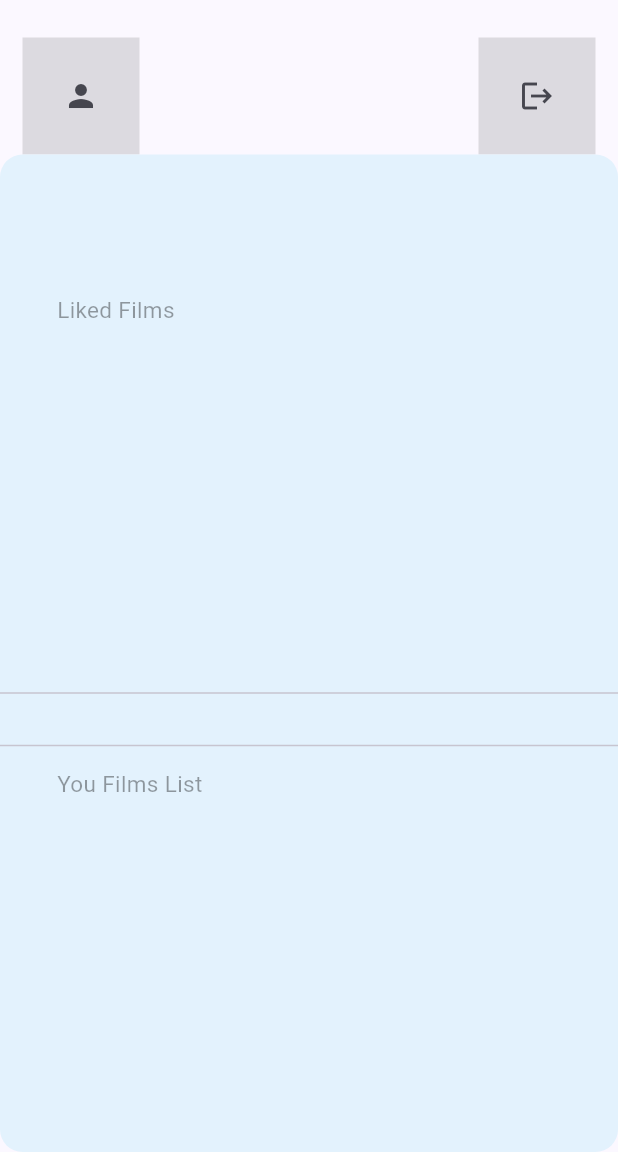
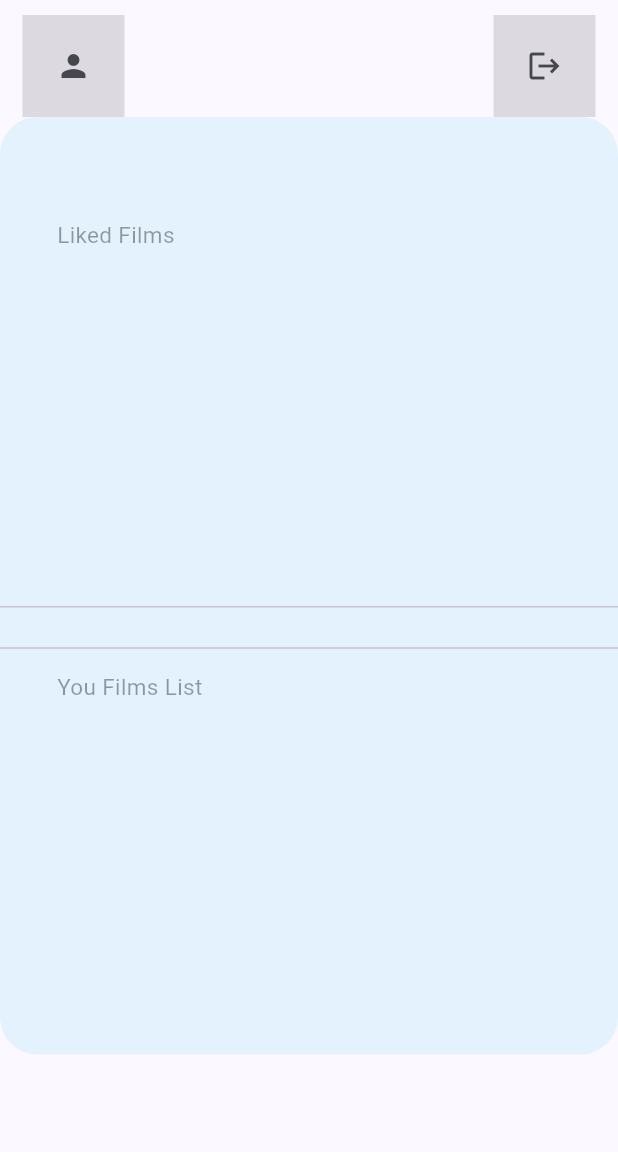
Before and after one commit to ScheznikL/film_catalog_bloc, a Flutter app: the UserCabinetPage screen opened by its route, after a tap on the "person" icon, on a phone screen of 412 x 824 dp, the part 84-1236 px from its top. Run offline on Flutter 3.47's test engine with Material 3 defaults, Android fonts, the phone set to English and light mode, and no system bars; our stand-ins replace bloc, bloc_concurrency, cached_network_image, equatable, flutter_bloc, formz and 3 more; accounts and stored records are empty; generated files the repository leaves out were written again; network calls fail; Roboto replaces fonts that are missing (Tw Cen MT).

Commit message:
cabinet changes

```diff
--- a/lib/authentication/bloc/authentication_bloc.dart
+++ b/lib/authentication/bloc/authentication_bloc.dart
@@ -109,6 +109,4 @@ class AuthenticationBloc
     }
   }
 
-
-
 }
--- a/lib/film_details/view/film_details_page.dart
+++ b/lib/film_details/view/film_details_page.dart
@@ -173,7 +173,7 @@ class FilmDetailsWidget extends StatelessWidget {
               CreditsSection(
                 credits: film!.credits,
               ),
-              FeedbackButtons(film: film ?? const Film.empty()),
+              FeedbackButtons(film: film ?? const FilmDetails.empty()),
               ListFilmDetailsPages(similar: film!.similar),
             ],
           ),
@@ -268,7 +268,7 @@ class ListFilmDetailsPages extends StatelessWidget {
 class FeedbackButtons extends StatelessWidget {
   const FeedbackButtons({super.key, required this.film});
 
-  final Film film;
+  final FilmDetails film;
 
   @override
   Widget build(BuildContext context) {
@@ -383,7 +383,7 @@ class FeedbackButtons extends StatelessWidget {
                         onPressed: () {
                           context.read<FilmShareBloc>().add(ShareFilm(
                               title: film.title!,
-                              videoUrl: film.video! ? film.backdropPath : ""));
+                              videoUrl: film.filmVideo?.trailerUrl ?? ""));
                         },
                         style: ButtonStyle(
                           foregroundColor: MaterialStateProperty.resolveWith(
--- a/lib/film_manager/bloc/film_bloc.dart
+++ b/lib/film_manager/bloc/film_bloc.dart
@@ -11,52 +11,26 @@ part 'film_event.dart';
 part 'film_state.dart';
 
 class FilmBloc extends Bloc<FilmEvent, FilmState> {
-  FilmBloc({
-    required FilmAPIRepository filmAPIRepository/*,
-    required Film filmRepository*/
-}) : _filmAPIRepository = filmAPIRepository,
-    // _filmRepository = filmRepository,
-     super(FilmState(status: APIStatus.unknown))
-  {
-    int _page = 1;
+  FilmBloc({required FilmAPIRepository filmAPIRepository})
+      : _filmAPIRepository = filmAPIRepository,
+        super(FilmState(status: APIStatus.unknown)) {
     on<FilmsStatusChanged>(_onFilmsStatusChanged);
-   // on<_FetchPopularFilms>(_onAuthenticationLogoutRequested);
   }
   @override
   Future<void> close() {
     _filmApiStatusSubscription.cancel();
     return super.close();
   }
+
   final FilmAPIRepository _filmAPIRepository;
-  //final Film _filmRepository;
   late StreamSubscription<APIStatus> _filmApiStatusSubscription;
 
-  /*Future<List<FilmRepository>> _onFetchPopularFilms( _Fetch event,
-      Emitter<APIStatus> emit,){
-
-  }*/
-  /**Example
-  FutureOr<void> _onAllPopularMoviesFeteched(
-      AllPopularMoviesFetched event,
-      Emitter<PopularMoviesState> emit,
-      ) async {
-    emit(state.copyWith(status: RequestStatus.loading));
-    final result = await getAllPopularMoviesUsecase(_page);
-    result.fold(
-          (failure) => emit(state.copyWith(status: RequestStatus.error)),
-          (movies) {
-        _page++;
-        emit(state.copyWith(status: RequestStatus.loaded, movies: movies));
-      },
-    );
-  }
-  */
- int _page = 0;
+  int _page = 0;
 
   Future<void> _onFilmsStatusChanged(
-      FilmsStatusChanged event,
-      Emitter<FilmState> emit,
-      ) async {
+    FilmsStatusChanged event,
+    Emitter<FilmState> emit,
+  ) async {
     switch (event.status) {
       case APIStatus.empty:
         return emit(state.copyWith(status: APIStatus.empty));
@@ -69,7 +43,9 @@ class FilmBloc extends Bloc<FilmEvent, FilmState> {
         final popularFilms = await _tryGetPopularFilms(page: _page);
         return emit(
           popularFilms != null
-              ? state.copyWith(popularFilms: popularFilms, status: APIStatus.popularFilmsLoaded)
+              ? state.copyWith(
+                  popularFilms: popularFilms,
+                  status: APIStatus.popularFilmsLoaded)
               : state.copyWith(status: APIStatus.unknown, popularFilms: []),
         );
       case APIStatus.unknown:
@@ -78,17 +54,20 @@ class FilmBloc extends Bloc<FilmEvent, FilmState> {
         final film = await _tryGetFilmDetails(id: event.id);
         return emit(
           film != null
-              ? state.copyWith(filmDetails: film, status: APIStatus.filmDetailsLoaded)
-              : state.copyWith(status: APIStatus.unknown,filmDetails: FilmDetails.empty()) ,
+              ? state.copyWith(
+                  filmDetails: film, status: APIStatus.filmDetailsLoaded)
+              : state.copyWith(
+                  status: APIStatus.unknown, filmDetails: FilmDetails.empty()),
         );
       case APIStatus.filmDetailsLoaded:
-       return emit(state.copyWith(status: APIStatus.filmDetailsLoaded));
+        return emit(state.copyWith(status: APIStatus.filmDetailsLoaded));
     }
   }
 
   Future<List<Film>?> _tryGetPopularFilms({required int? page}) async {
     try {
-      final popularFilms = await _filmAPIRepository.getPopularMovies(page: page);
+      final popularFilms =
+          await _filmAPIRepository.getPopularMovies(page: page);
       return popularFilms;
     } catch (_) {
       return null;
--- a/lib/init/bloc/popular_films_bloc.dart
+++ b/lib/init/bloc/popular_films_bloc.dart
@@ -6,7 +6,6 @@ import 'package:meta/meta.dart';
 import 'package:film_catalog_bloc/film_manager/model/film.dart';
 import '../../film_manager/bloc/film_bloc.dart';
 import '../../repositories/api_repository/film_api.dart';
-import '../../util/transformer.dart';
 
 part 'popular_films_event.dart';
 part 'popular_films_state.dart';
@@ -15,15 +14,12 @@ class PopularFilmsBloc extends Bloc<PopularFilmsEvent, PopularFilmsState> {
   PopularFilmsBloc({required this.filmsBloc}) : super(const PopularFilmsState()) {
     on<FilmFetched>(
         _onFilmFetched,
-        //transformer: throttleDroppable(throttleDuration)
         );
 
   }
   final FilmBloc filmsBloc;
-  //final FilmAPIRepository filmAPIRepository;
   StreamSubscription? filmSubscription;
 
-  int _page = 2;
   Future<void> _onFilmFetched(FilmFetched event, Emitter<PopularFilmsState> emit) async {
     if (state.hasReachedMax) return;
     try {
@@ -35,11 +31,7 @@ class PopularFilmsBloc extends Bloc<PopularFilmsEvent, PopularFilmsState> {
         ));
       }
       filmsBloc.add(const FilmsStatusChanged(APIStatus.loadingPopularFilms));
-     // final popularFilms = await _tryGetPopularFilms(page:_page++);
       filmSubscription = filmsBloc.stream.listen((filmState) async {
-
-       // if (filmState.status == APIStatus.popularFilmsLoaded)
-        {
           emit(filmState.popularFilms == null
                   ? state.copyWith(hasReachedMax: true)
                   : state.copyWith(
@@ -47,7 +39,7 @@ class PopularFilmsBloc extends Bloc<PopularFilmsEvent, PopularFilmsState> {
                     films: filmState.popularFilms,
                     hasReachedMax: false,)
           );
-        }
+
       });
       await filmSubscription?.asFuture();
     } catch (_) {
@@ -55,18 +47,9 @@ class PopularFilmsBloc extends Bloc<PopularFilmsEvent, PopularFilmsState> {
     }
   }
 
-
   @override
   Future<void> close() {
     filmSubscription?.cancel();
     return super.close();
   }
-  /*Future<List<Film>?> _tryGetPopularFilms({required int? page}) async {
-    try {
-      final popularFilms = await filmAPIRepository.getPopularMovies(page: page);
-      return popularFilms;
-    } catch (_) {
-      return null;
-    }
-  }*/
 }
--- a/lib/user_interaction/bloc/user_lists_bloc.dart
+++ b/lib/user_interaction/bloc/user_lists_bloc.dart
@@ -1,5 +1,3 @@
-import 'dart:async';
-
 import 'package:bloc/bloc.dart';
 import 'package:equatable/equatable.dart';
 
--- a/lib/user_interaction/cabinet/user_cabinet.dart
+++ b/lib/user_interaction/cabinet/user_cabinet.dart
@@ -28,7 +28,7 @@ class UserCabinetPage extends StatelessWidget {
             child: ListView(
               physics: const BouncingScrollPhysics(),
               children: [
-                const SizedBox(height: 25),
+                const SizedBox(height: 10),
                 ProfilePageUserProfile(),
 
                 /* const ProfilePageLists(),
@@ -69,14 +69,16 @@ class ProfilePageUserProfile extends StatelessWidget {
                   children: [
                     Container(
                         color: Theme.of(context).focusColor,
-                        padding: const EdgeInsets.all(15),
+                        padding: const EdgeInsets.all(10),
                         child: Center(
                             child: IconButton(
                           icon: Icon(Icons.person),
                           onPressed: () {
                             if (pressedLogout) {
-                              BlocProvider.of<LoginBloc>(context)
+                             /* BlocProvider.of<LoginBloc>(context)
                                   .add(const AuthModeChange(register: false, authStat: AuthStat.undefined));
+                              BlocProvider.of<AuthenticationBloc>(context)
+                                  .add(const AuthenticationStatusChanged(AuthenticationStatus.unauthenticated(status: AuthenticationProgress.unauthenticated)));*/
                               getAuthPageWithOutAnimation(
                                 context: context,
                               );
@@ -85,7 +87,7 @@ class ProfilePageUserProfile extends StatelessWidget {
                         ))),
                     Container(
                         color: Theme.of(context).focusColor,
-                        padding: const EdgeInsets.all(15),
+                        padding: const EdgeInsets.all(10),
                         child: Center(
                           child: IconButton(
                               onPressed: () {
@@ -103,11 +105,11 @@ class ProfilePageUserProfile extends StatelessWidget {
                 ),
               ),
               Container(
-                padding: const EdgeInsets.only(top: 50),
+                padding: const EdgeInsets.only(top: 25),
                 width: MediaQuery.of(context).size.width,
                 decoration: BoxDecoration(
                     color: Theme.of(context).secondaryHeaderColor,
-                    borderRadius: BorderRadius.circular(15)),
+                    borderRadius: BorderRadius.circular(25)),
                 child: BlocBuilder<LoginBloc, LoginState>(
                   builder: (context, state) {
                     return Column(
@@ -124,7 +126,7 @@ class ProfilePageUserProfile extends StatelessWidget {
                           child: ListHorizontalFilmTile(
                               films: favouriteFilms, title: 'Liked Films'),
                         ),
-                        Divider(height: 20),
+                        Divider(height: 5),
                         SizedBox(
                           height: 15,
                         ),
```
